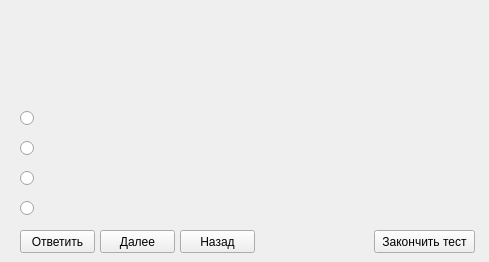
Before: the Qt Designer form UI/question.ui in fivan999/polar_test, drawn with Qt 5.
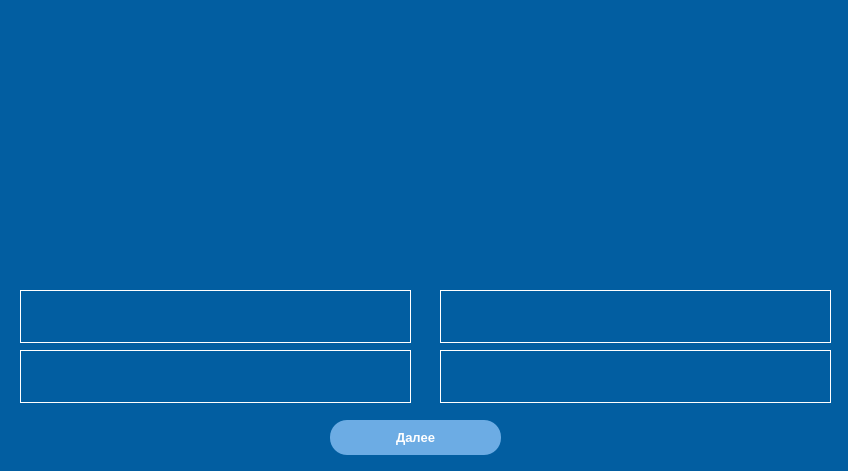
After: the same form once the commit is applied.

Commit message: edit question view

```diff
--- a/UI/question.ui
+++ b/UI/question.ui
@@ -6,153 +6,221 @@
    <rect>
     <x>0</x>
     <y>0</y>
-    <width>489</width>
-    <height>262</height>
+    <width>848</width>
+    <height>471</height>
    </rect>
   </property>
   <property name="windowTitle">
    <string>Form</string>
   </property>
-  <widget class="QLabel" name="question_text">
+  <property name="styleSheet">
+   <string notr="true">background-color: #025ea1;</string>
+  </property>
+  <widget class="QPushButton" name="ans_1">
    <property name="geometry">
     <rect>
-     <x>10</x>
-     <y>10</y>
-     <width>471</width>
-     <height>91</height>
+     <x>20</x>
+     <y>290</y>
+     <width>391</width>
+     <height>53</height>
     </rect>
    </property>
    <property name="font">
     <font>
+     <family>Arial</family>
+     <pointsize>9</pointsize>
+     <weight>75</weight>
+     <bold>true</bold>
+    </font>
+   </property>
+   <property name="styleSheet">
+    <string notr="true">border: 1px solid white; 
+    padding: 20px 40px 20px 40px; 
+    width: calc(100% - 80px); 
+    cursor: pointer; 
+    background-color: #025EA1; 
+color: white;
+text-align: left;</string>
+   </property>
+   <property name="text">
+    <string/>
+   </property>
+   <attribute name="buttonGroup">
+    <string notr="true">ans_group</string>
+   </attribute>
+  </widget>
+  <widget class="QPushButton" name="ans_2">
+   <property name="geometry">
+    <rect>
+     <x>20</x>
+     <y>350</y>
+     <width>391</width>
+     <height>53</height>
+    </rect>
+   </property>
+   <property name="font">
+    <font>
+     <family>Arial</family>
+     <pointsize>9</pointsize>
+     <weight>75</weight>
+     <bold>true</bold>
+    </font>
+   </property>
+   <property name="styleSheet">
+    <string notr="true">border: 1px solid white; 
+    padding: 20px 40px 20px 40px; 
+    width: calc(100% - 80px); 
+    cursor: pointer; 
+    background-color: #025EA1; 
+color: white;
+text-align: left;</string>
+   </property>
+   <property name="text">
+    <string/>
+   </property>
+   <attribute name="buttonGroup">
+    <string notr="true">ans_group</string>
+   </attribute>
+  </widget>
+  <widget class="QPushButton" name="ans_3">
+   <property name="geometry">
+    <rect>
+     <x>440</x>
+     <y>290</y>
+     <width>391</width>
+     <height>53</height>
+    </rect>
+   </property>
+   <property name="font">
+    <font>
+     <family>Arial</family>
+     <pointsize>9</pointsize>
+     <weight>75</weight>
+     <bold>true</bold>
+    </font>
+   </property>
+   <property name="styleSheet">
+    <string notr="true">border: 1px solid white; 
+    padding: 20px 40px 20px 40px; 
+    width: calc(100% - 80px); 
+    cursor: pointer; 
+    background-color: #025EA1; 
+color: white;
+text-align: left;</string>
+   </property>
+   <property name="text">
+    <string/>
+   </property>
+   <attribute name="buttonGroup">
+    <string notr="true">ans_group</string>
+   </attribute>
+  </widget>
+  <widget class="QPushButton" name="ans_4">
+   <property name="geometry">
+    <rect>
+     <x>440</x>
+     <y>350</y>
+     <width>391</width>
+     <height>53</height>
+    </rect>
+   </property>
+   <property name="font">
+    <font>
+     <family>Arial</family>
+     <pointsize>9</pointsize>
+     <weight>75</weight>
+     <bold>true</bold>
+    </font>
+   </property>
+   <property name="styleSheet">
+    <string notr="true">border: 1px solid white; 
+    padding: 20px 40px 20px 40px; 
+    width: calc(100% - 80px); 
+    cursor: pointer; 
+    background-color: #025EA1; 
+color: white;
+text-align: left;</string>
+   </property>
+   <property name="text">
+    <string/>
+   </property>
+   <attribute name="buttonGroup">
+    <string notr="true">ans_group</string>
+   </attribute>
+  </widget>
+  <widget class="QPushButton" name="next_btn">
+   <property name="geometry">
+    <rect>
+     <x>330</x>
+     <y>420</y>
+     <width>171</width>
+     <height>35</height>
+    </rect>
+   </property>
+   <property name="font">
+    <font>
+     <family>Arial</family>
      <pointsize>10</pointsize>
+     <weight>75</weight>
+     <italic>false</italic>
+     <bold>true</bold>
     </font>
+   </property>
+   <property name="styleSheet">
+    <string notr="true">background-color: #6CACE4; 
+color: white;
+transition-duration: 500ms; 
+cursor: pointer; 
+border-radius: 17px;
+</string>
+   </property>
+   <property name="text">
+    <string>Далее</string>
+   </property>
+  </widget>
+  <widget class="QLabel" name="image">
+   <property name="geometry">
+    <rect>
+     <x>440</x>
+     <y>20</y>
+     <width>391</width>
+     <height>261</height>
+    </rect>
+   </property>
+   <property name="text">
+    <string/>
+   </property>
+  </widget>
+  <widget class="QLabel" name="question_text">
+   <property name="geometry">
+    <rect>
+     <x>20</x>
+     <y>20</y>
+     <width>391</width>
+     <height>261</height>
+    </rect>
+   </property>
+   <property name="font">
+    <font>
+     <family>Arial</family>
+     <pointsize>9</pointsize>
+     <weight>50</weight>
+     <bold>false</bold>
+    </font>
+   </property>
+   <property name="styleSheet">
+    <string notr="true">color:white;</string>
    </property>
    <property name="text">
     <string/>
    </property>
    <property name="alignment">
-    <set>Qt::AlignLeading|Qt::AlignLeft|Qt::AlignVCenter</set>
+    <set>Qt::AlignLeading|Qt::AlignLeft|Qt::AlignTop</set>
    </property>
    <property name="wordWrap">
     <bool>true</bool>
    </property>
   </widget>
-  <widget class="QRadioButton" name="ans_1">
-   <property name="geometry">
-    <rect>
-     <x>20</x>
-     <y>110</y>
-     <width>461</width>
-     <height>17</height>
-    </rect>
-   </property>
-   <property name="text">
-    <string/>
-   </property>
-   <attribute name="buttonGroup">
-    <string notr="true">ans_group</string>
-   </attribute>
-  </widget>
-  <widget class="QRadioButton" name="ans_4">
-   <property name="geometry">
-    <rect>
-     <x>20</x>
-     <y>200</y>
-     <width>461</width>
-     <height>17</height>
-    </rect>
-   </property>
-   <property name="text">
-    <string/>
-   </property>
-   <attribute name="buttonGroup">
-    <string notr="true">ans_group</string>
-   </attribute>
-  </widget>
-  <widget class="QRadioButton" name="ans_3">
-   <property name="geometry">
-    <rect>
-     <x>20</x>
-     <y>170</y>
-     <width>461</width>
-     <height>17</height>
-    </rect>
-   </property>
-   <property name="text">
-    <string/>
-   </property>
-   <attribute name="buttonGroup">
-    <string notr="true">ans_group</string>
-   </attribute>
-  </widget>
-  <widget class="QRadioButton" name="ans_2">
-   <property name="geometry">
-    <rect>
-     <x>20</x>
-     <y>140</y>
-     <width>461</width>
-     <height>17</height>
-    </rect>
-   </property>
-   <property name="text">
-    <string/>
-   </property>
-   <attribute name="buttonGroup">
-    <string notr="true">ans_group</string>
-   </attribute>
-  </widget>
-  <widget class="QPushButton" name="ans_btn">
-   <property name="geometry">
-    <rect>
-     <x>20</x>
-     <y>230</y>
-     <width>75</width>
-     <height>23</height>
-    </rect>
-   </property>
-   <property name="text">
-    <string>Ответить</string>
-   </property>
-  </widget>
-  <widget class="QPushButton" name="end_test_btn">
-   <property name="geometry">
-    <rect>
-     <x>374</x>
-     <y>230</y>
-     <width>101</width>
-     <height>23</height>
-    </rect>
-   </property>
-   <property name="text">
-    <string>Закончить тест</string>
-   </property>
-  </widget>
-  <widget class="QPushButton" name="next_btn">
-   <property name="geometry">
-    <rect>
-     <x>100</x>
-     <y>230</y>
-     <width>75</width>
-     <height>23</height>
-    </rect>
-   </property>
-   <property name="text">
-    <string>Далее</string>
-   </property>
-  </widget>
-  <widget class="QPushButton" name="back_btn">
-   <property name="geometry">
-    <rect>
-     <x>180</x>
-     <y>230</y>
-     <width>75</width>
-     <height>23</height>
-    </rect>
-   </property>
-   <property name="text">
-    <string>Назад</string>
-   </property>
-  </widget>
  </widget>
  <resources/>
  <connections/>
```
The commit also changes 2 other files.
